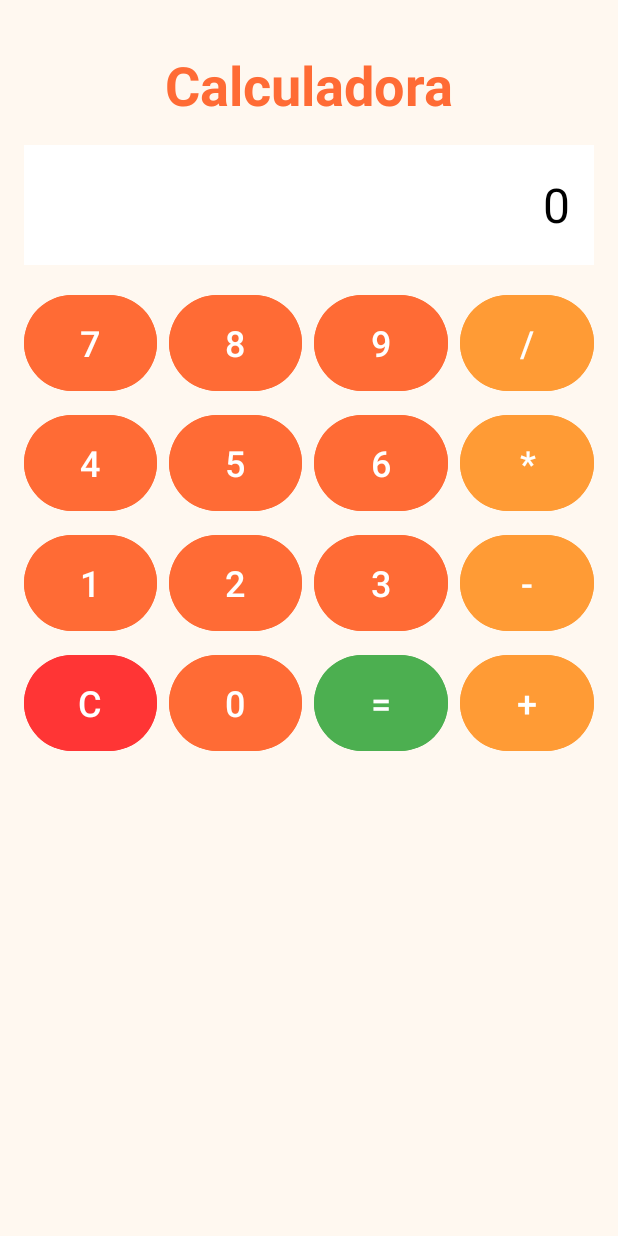
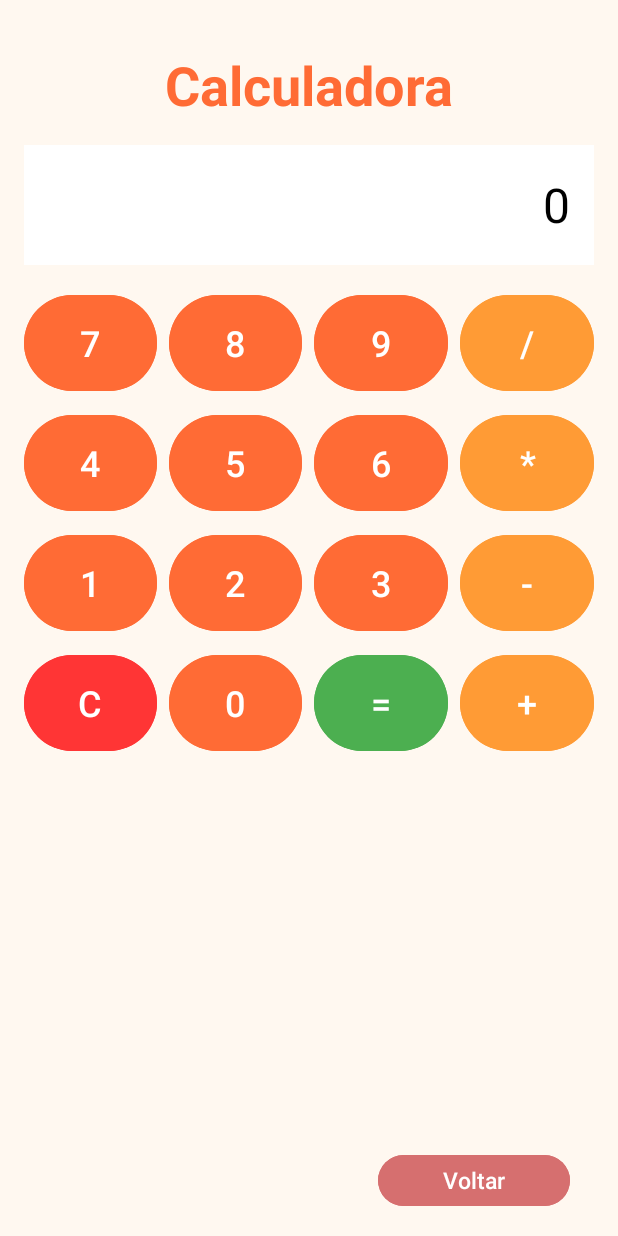
Before and after one commit to GuilhermeBley/Bl.Fat.Samples, an Android app: the CalculatorActivity screen opened directly, with no data from a screen before it, on a phone screen of 412 x 824 dp. Run offline under Robolectric (Android 15) with nearby library versions, the phone set to English and light mode, and no system bars.

```diff
--- a/app/src/main/java/com/example/blfatsamples/CalculatorActivity.java
+++ b/app/src/main/java/com/example/blfatsamples/CalculatorActivity.java
@@ -1,5 +1,6 @@
 package com.example.blfatsamples;
 
+import android.content.Intent;
 import android.os.Bundle;
 import android.os.Debug;
 import android.view.View;
@@ -20,6 +21,14 @@ public class CalculatorActivity extends AppCompatActivity {
         super.onCreate(savedInstanceState);
         EdgeToEdge.enable(this);
         setContentView(R.layout.calculator_activity);
+
+        findViewById(R.id.goBackButton).setOnClickListener(new View.OnClickListener() {
+            @Override
+            public void onClick(View view) {
+                Intent intent = new Intent(CalculatorActivity.this, MainActivity.class);
+                startActivities(new Intent[]{ intent });
+            }
+        });
 
         Button[] buttonsNumbers = new Button[]{
                 findViewById(R.id.btn0), findViewById(R.id.btn1), findViewById(R.id.btn2),
--- a/app/src/main/res/layout/calculator_activity.xml
+++ b/app/src/main/res/layout/calculator_activity.xml
@@ -7,6 +7,19 @@
     android:layout_height="match_parent"
     android:background="#FFF8F0"
     tools:context=".CalculatorActivity">
+
+    <Button
+        android:id="@+id/goBackButton"
+        android:layout_width="128dp"
+        android:layout_height="42dp"
+        android:layout_marginEnd="32dp"
+        android:layout_marginBottom="16dp"
+        android:backgroundTint="#D66F6F"
+        android:text="Voltar"
+        android:textColor="#FFFFFF"
+        android:textSize="15sp"
+        app:layout_constraintBottom_toBottomOf="parent"
+        app:layout_constraintEnd_toEndOf="parent" />
 
     <TextView
         android:id="@+id/titleText"
```
Also changed, not shown: app/src/main/java/com/example/blfatsamples/MainActivity.java (+7 -0 lines), app/src/main/java/com/example/blfatsamples/MenuActivity.java (+10 -0 lines), app/src/main/res/layout/menu_activity.xml (+13 -0 lines).
